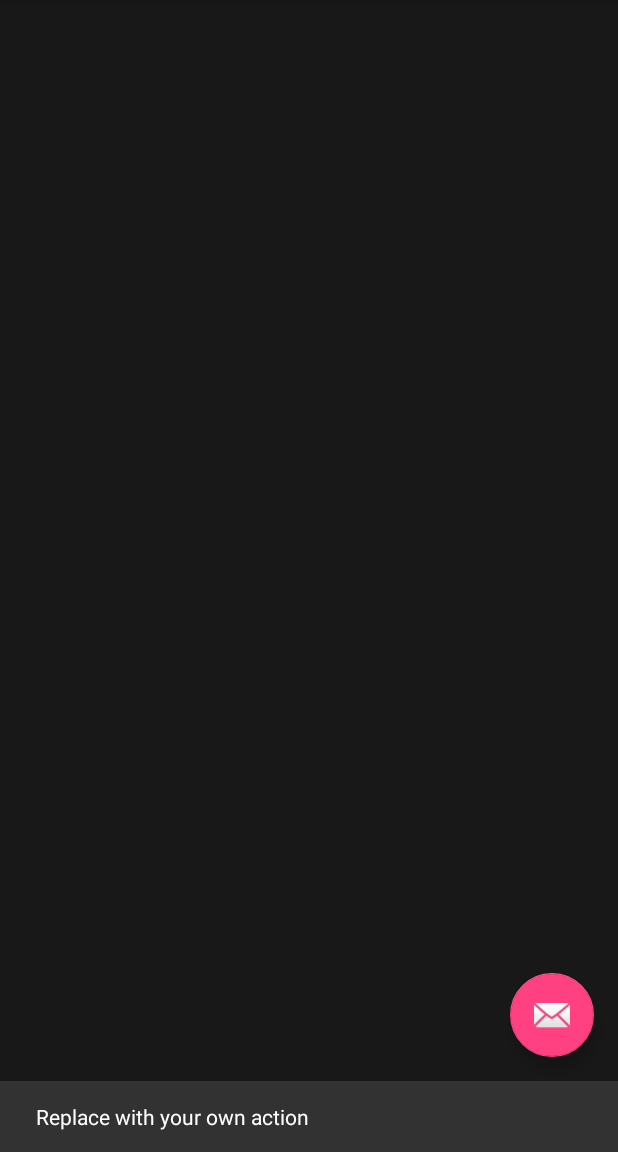
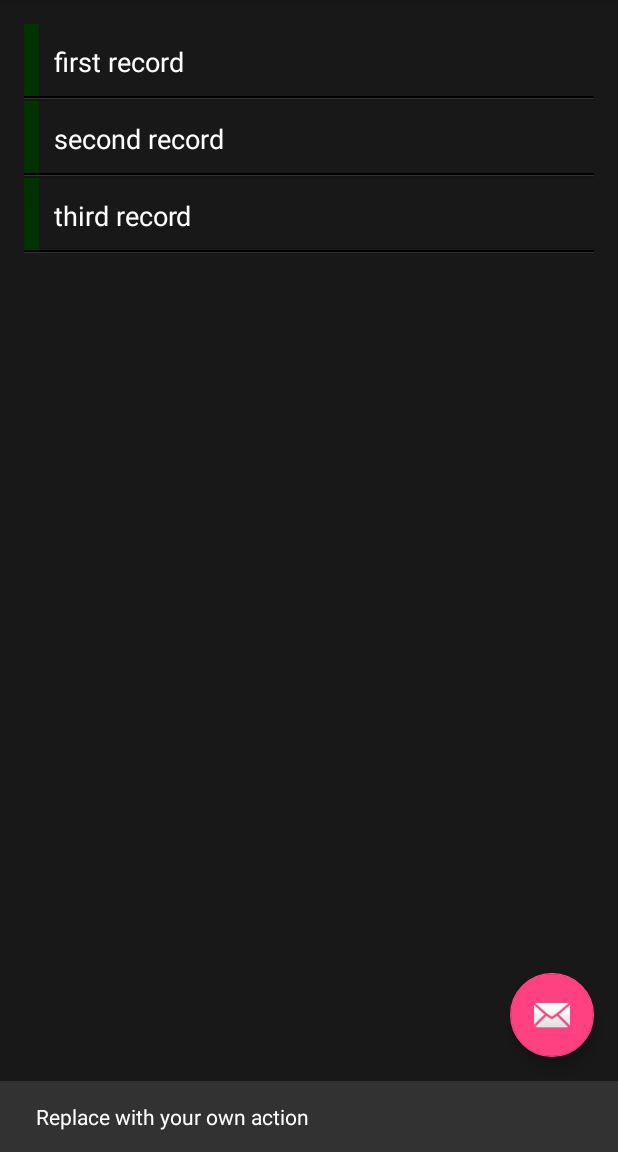
Before and after one commit to imlp2003xm/Reminders, an Android app: the screen it shows after launch (RemindersActivity), after a tap on an icon or button, on a phone screen of 412 x 824 dp, the part 84-1236 px from its top. Run offline under Robolectric (Android 15) with nearby library versions, the phone set to English and light mode, and no system bars.

Commit message:
Populate with examplary reminders

```diff
--- a/app/src/main/java/com/apress/gerber/reminders/RemindersActivity.java
+++ b/app/src/main/java/com/apress/gerber/reminders/RemindersActivity.java
@@ -8,8 +8,12 @@ import android.support.v7.widget.Toolbar;
 import android.view.View;
 import android.view.Menu;
 import android.view.MenuItem;
+import android.widget.ArrayAdapter;
+import android.widget.ListView;
 
 public class RemindersActivity extends AppCompatActivity {
+
+    private ListView mListView;
 
     @Override
     protected void onCreate(Bundle savedInstanceState) {
@@ -26,6 +30,15 @@ public class RemindersActivity extends AppCompatActivity {
                         .setAction("Action", null).show();
             }
         });
+
+        mListView = (ListView) findViewById(R.id.reminders_list_view);
+        ArrayAdapter<String> arrayAdapter = new ArrayAdapter<String>(
+                this,
+                R.layout.reminders_row,
+                R.id.row_text,
+                new String[] {"first record", "second record", "third record"}
+        );
+        mListView.setAdapter(arrayAdapter);
     }
 
     @Override
--- a/app/src/main/res/layout/reminders_row.xml
+++ b/app/src/main/res/layout/reminders_row.xml
@@ -22,7 +22,20 @@
             android:text="Reminder Text"
             android:id="@+id/row_text"
             android:textSize="18sp"
-            android:background="@color/white" />
+            android:textColor="@color/white"
+            android:gravity="center_vertical"
+            android:padding="10dp"
+            android:ellipsize="end"
+            android:maxLines="1"/>
     </LinearLayout>
 
+    <android.view.View
+        android:layout_width="match_parent"
+        android:layout_height="1dp"
+        android:background="#000"/>
+
+    <android.view.View
+        android:layout_width="match_parent"
+        android:layout_height="1dp"
+        android:background="#333"/>
 </LinearLayout>
```
